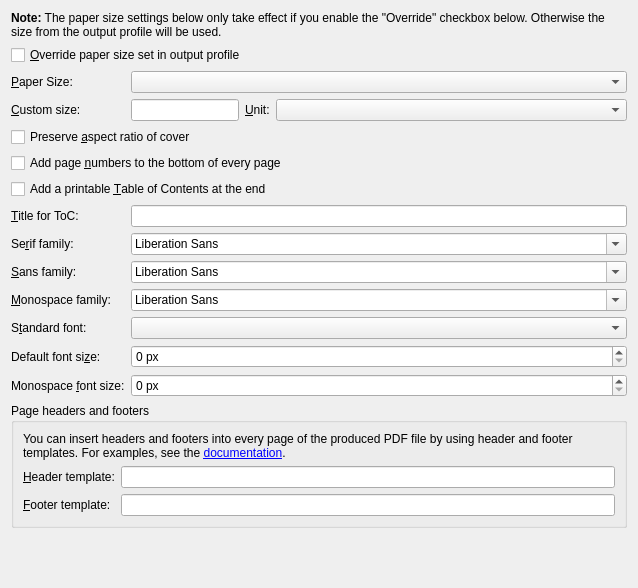
First picture: the form in src/calibre/gui2/convert/pdf_output.ui, repository kovidgoyal/calibre, before the edit.
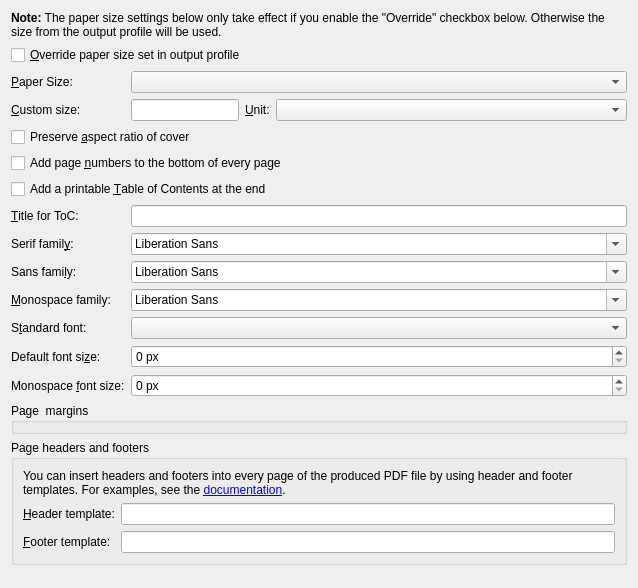
Second picture: the form after the edit.

Commit message: PDF Output: Add separate, pdf specific, page margin settings that override the common settings

```diff
--- a/src/calibre/gui2/convert/pdf_output.ui
+++ b/src/calibre/gui2/convert/pdf_output.ui
@@ -104,7 +104,7 @@
    <item row="10" column="0">
     <widget class="QLabel" name="label_4">
      <property name="text">
-      <string>Se&amp;rif family:</string>
+      <string>Serif famil&amp;y:</string>
      </property>
      <property name="buddy">
       <cstring>opt_pdf_serif_family</cstring>
@@ -117,7 +117,7 @@
    <item row="11" column="0">
     <widget class="QLabel" name="label_5">
      <property name="text">
-      <string>&amp;Sans family:</string>
+      <string>Sans fami&amp;ly:</string>
      </property>
      <property name="buddy">
       <cstring>opt_pdf_sans_family</cstring>
@@ -187,7 +187,7 @@
      </property>
     </widget>
    </item>
-   <item row="16" column="0" colspan="2">
+   <item row="17" column="0" colspan="2">
     <widget class="QGroupBox" name="template_box">
      <property name="title">
       <string>Page headers and footers</string>
@@ -255,6 +255,13 @@
      </property>
     </widget>
    </item>
+   <item row="16" column="0" colspan="2">
+    <widget class="QGroupBox" name="page_margins_box">
+     <property name="title">
+      <string>Page  margins</string>
+     </property>
+    </widget>
+   </item>
   </layout>
  </widget>
  <resources/>
```
The commit also changes 4 other files.
